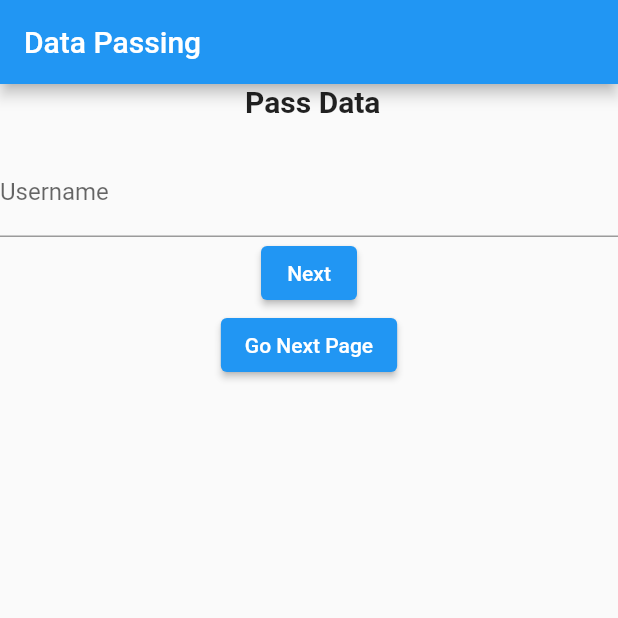
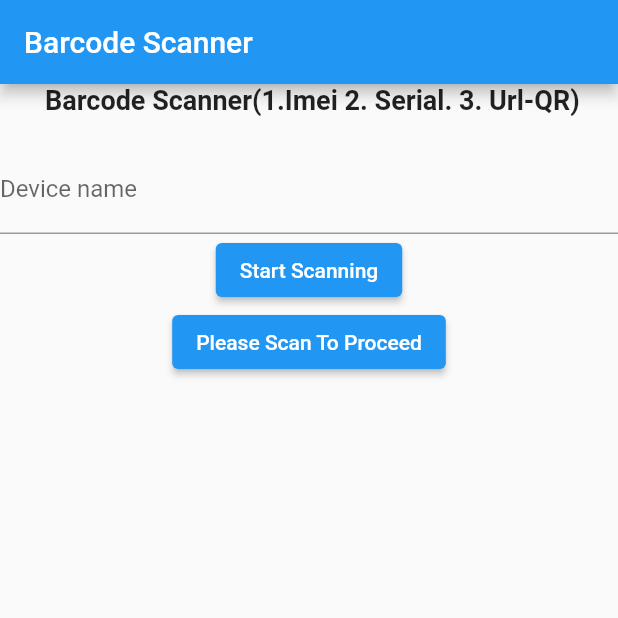
Before and after one commit to collinsoops/barcodescanner-flutter, a Flutter app: the screen it shows after launch, on a phone screen of 412 x 824 dp, the top half of it. Run offline on Flutter 3.47's test engine with Material 2 defaults, Android fonts, the phone set to English and light mode, and no system bars; missing offline and left inert: flutter_barcode_scanner.

Commit message:
Qr Scannr added

```diff
--- a/lib/main.dart
+++ b/lib/main.dart
@@ -6,20 +6,16 @@ import 'package:barcodescanner/post.dart';
 class Home extends  StatefulWidget{
   @override
   HomeState createState() => HomeState();
-
 }
 
 class HomeState extends State<Home>  {
-  //TextEditingController is controller for editable text fields.
-  //It's role is to update itself and notify listeners whenever it's associated
-  //textfield changes.
+
   var _nameController = new TextEditingController();
    String strImei, strSerial, strName,StrUrl;
 
 
   Future<void> ImeiscanBarcodeNormal() async {
     String StrImeibarcodeScanRes;
-    // Platform messages may fail, so we use a try/catch PlatformException.
     try {
       StrImeibarcodeScanRes = await FlutterBarcodeScanner.scanBarcode(
           '#ff6666', 'Cancel Imei Scan', true, ScanMode.BARCODE);
@@ -86,32 +82,42 @@ class HomeState extends State<Home>  {
     return new Scaffold(
       resizeToAvoidBottomInset: false,
       appBar: new AppBar(
-        title: new Text('Data Passing'),
+        title: new Text('Barcode Scanner'),
       ),
       body: new Container(
         child: new Center(
           child: Column(
             children: <Widget>[
+
               Padding(
                 child: new Text(
-                  ' Pass Data',
-                  style: new TextStyle(fontWeight: FontWeight.bold,fontSize: 20.0),
+                  ' Barcode Scanner(1.Imei 2. Serial. 3. Url-QR)',
+                  style: new TextStyle(fontWeight: FontWeight.bold,fontSize: 18.0),
                   textAlign: TextAlign.center,
                 ),
                 padding: EdgeInsets.only(bottom: 20.0),
               ),
               TextFormField(
-                decoration: InputDecoration(labelText: 'Username'),
+                decoration: InputDecoration(labelText: 'Device name'),
                 controller: _nameController,
               ),
               ElevatedButton(onPressed: (){
                 ImeiscanBarcodeNormal();
-              }, child: Text('Next')),
+              }, child: Text('Start Scanning')),
+           _nameController.text!=null && strImei!= null && strSerial !=null?
+              ElevatedButton(onPressed: () {
+                Navigator.of(context).push(
+                    MaterialPageRoute(builder: (context) =>
+                        Post(name: _nameController.text,
+                            imei: strImei,
+                            serial: strSerial,
+                            url: StrUrl)));
+              }, child: Text('Proceed to Post on Database'))
+            :
+            ElevatedButton(onPressed: () {
 
+            }, child: Text('Please Scan To Proceed'))
 
-          ElevatedButton(onPressed: (){
-            Navigator.of(context).push(MaterialPageRoute(builder: (context)=>Post(name: _nameController.text, imei: strImei, serial: strSerial, url: StrUrl)));
-          }, child: Text('Go Next Page')),
             ],
           ),
         ),
```
Also changed, not shown: 1 other file.
